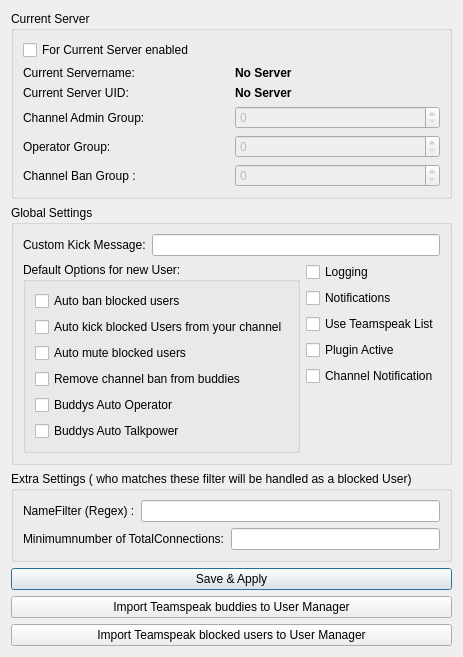
alex720/user-manager, file User-Manager.ui: the form before one commit.
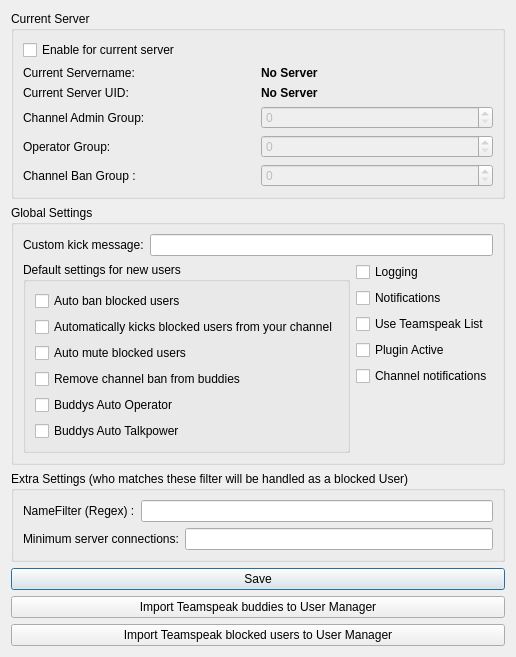
The form after the commit.

What changed in the file:
```diff
--- a/User-Manager.ui
+++ b/User-Manager.ui
@@ -29,7 +29,7 @@
       <item>
        <widget class="QCheckBox" name="chkcurrent_server">
         <property name="text">
-         <string>For Current Server enabled</string>
+         <string>Enable for current server</string>
         </property>
        </widget>
       </item>
@@ -162,7 +162,7 @@
         <item>
          <widget class="QLabel" name="label_6">
           <property name="text">
-           <string>Custom Kick Message:</string>
+           <string>Custom kick message:</string>
           </property>
          </widget>
         </item>
@@ -176,7 +176,7 @@
         <item>
          <widget class="QGroupBox" name="groupBox3">
           <property name="title">
-           <string>Default Options for new User:</string>
+           <string>Default settings for new users</string>
           </property>
           <layout class="QVBoxLayout" name="verticalLayout">
            <item>
@@ -195,7 +195,7 @@
            <item>
             <widget class="QCheckBox" name="chkAutoKick">
              <property name="text">
-              <string>Auto kick blocked Users from your channel</string>
+              <string>Automatically kicks blocked users from your channel</string>
              </property>
             </widget>
            </item>
@@ -302,7 +302,7 @@
              <string>Notfications in the  Channel Chat if you remove a User out of the Channel</string>
             </property>
             <property name="text">
-             <string>Channel Notification</string>
+             <string>Channel notifications</string>
             </property>
            </widget>
           </item>
@@ -329,7 +329,7 @@
    <item>
     <widget class="QGroupBox" name="groupBox3_2">
      <property name="title">
-      <string>Extra Settings ( who matches these filter will be handled as a blocked User)</string>
+      <string>Extra Settings (who matches these filter will be handled as a blocked User)</string>
      </property>
      <layout class="QVBoxLayout" name="verticalLayout_7">
       <item>
@@ -351,7 +351,7 @@
         <item>
          <widget class="QLabel" name="label">
           <property name="text">
-           <string>Minimumnumber of TotalConnections:</string>
+           <string>Minimum server connections:</string>
           </property>
          </widget>
         </item>
@@ -384,7 +384,7 @@
         <bool>true</bool>
        </property>
        <property name="text">
-        <string>Save &amp;&amp; Apply</string>
+        <string>Save</string>
        </property>
        <property name="checkable">
         <bool>false</bool>
```
Left out of the diff: 8 changed lines with no effect on the pictures.
